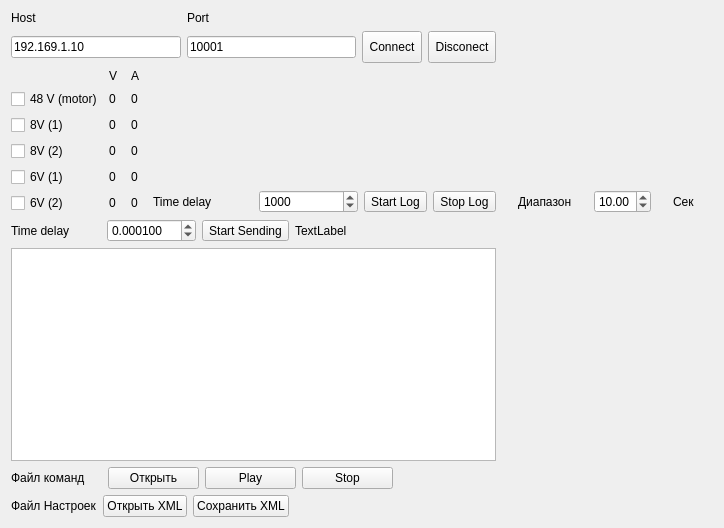
The window that AR600Controller.ui (AlexanderMokhov/AR-600Controller) describes before a commit, drawn with Qt 5.
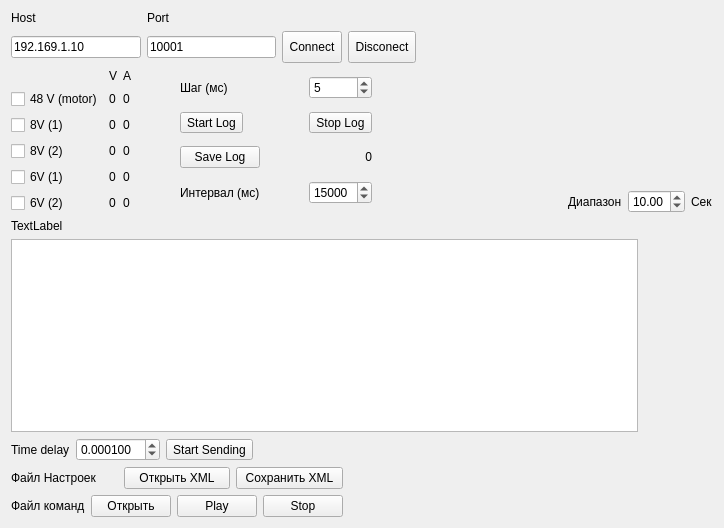
The same window after the commit. Custom widgets are drawn as their Qt base class.

Patch:
```diff
--- a/AR600Controller.ui
+++ b/AR600Controller.ui
@@ -13,7 +13,7 @@
   <property name="windowTitle">
    <string>Widget</string>
   </property>
-  <layout class="QGridLayout" name="gridLayout_4">
+  <layout class="QGridLayout" name="gridLayout_5">
    <item row="0" column="0" colspan="4">
     <layout class="QGridLayout" name="gridLayout_2">
      <item row="0" column="0">
@@ -23,13 +23,6 @@
        </property>
       </widget>
      </item>
-     <item row="0" column="1">
-      <widget class="QLabel" name="label_2">
-       <property name="text">
-        <string>Port</string>
-       </property>
-      </widget>
-     </item>
      <item row="1" column="0">
       <widget class="QLineEdit" name="hostLineEdit">
        <property name="text">
@@ -70,122 +63,79 @@
        </property>
       </widget>
      </item>
-    </layout>
-   </item>
-   <item row="1" column="1" colspan="3">
-    <spacer name="horizontalSpacer_3">
-     <property name="orientation">
-      <enum>Qt::Horizontal</enum>
-     </property>
-     <property name="sizeHint" stdset="0">
-      <size>
-       <width>342</width>
-       <height>20</height>
-      </size>
-     </property>
-    </spacer>
-   </item>
-   <item row="4" column="0" colspan="4">
-    <widget class="QTableView" name="ChannelTableView">
-     <property name="minimumSize">
-      <size>
-       <width>0</width>
-       <height>0</height>
-      </size>
-     </property>
-    </widget>
-   </item>
-   <item row="6" column="0" colspan="2">
-    <layout class="QHBoxLayout" name="horizontalLayout_3">
-     <item>
-      <widget class="QLabel" name="label_6">
+     <item row="0" column="1">
+      <widget class="QLabel" name="label_2">
        <property name="text">
-        <string>Файл Настроек</string>
+        <string>Port</string>
        </property>
       </widget>
      </item>
-     <item>
-      <widget class="QPushButton" name="pButtonOpenXML">
-       <property name="text">
-        <string>Открыть XML</string>
-       </property>
-      </widget>
-     </item>
-     <item>
-      <widget class="QPushButton" name="pButtonSaveXML">
-       <property name="text">
-        <string>Сохранить XML</string>
-       </property>
-      </widget>
-     </item>
     </layout>
    </item>
-   <item row="5" column="0" colspan="3">
-    <layout class="QHBoxLayout" name="horizontalLayout_4">
-     <item>
-      <widget class="QLabel" name="label_7">
-       <property name="text">
-        <string>Файл команд</string>
+   <item row="0" column="6" rowspan="2" colspan="2">
+    <layout class="QGridLayout" name="gridLayout_3">
+     <item row="0" column="0">
+      <widget class="QCustomPlot" name="Plot" native="true">
+       <property name="sizePolicy">
+        <sizepolicy hsizetype="Expanding" vsizetype="Expanding">
+         <horstretch>0</horstretch>
+         <verstretch>0</verstretch>
+        </sizepolicy>
        </property>
-      </widget>
-     </item>
-     <item>
-      <widget class="QPushButton" name="pButtonCFOpen">
-       <property name="text">
-        <string>Открыть</string>
+       <property name="baseSize">
+        <size>
+         <width>0</width>
+         <height>0</height>
+        </size>
        </property>
       </widget>
      </item>
-     <item>
-      <widget class="QPushButton" name="pButtonFCPlay">
-       <property name="text">
-        <string>Play</string>
-       </property>
-      </widget>
+     <item row="1" column="0">
+      <layout class="QHBoxLayout" name="horizontalLayout">
+       <item>
+        <widget class="QLabel" name="label_4">
+         <property name="sizePolicy">
+          <sizepolicy hsizetype="Fixed" vsizetype="Preferred">
+           <horstretch>0</horstretch>
+           <verstretch>0</verstretch>
+          </sizepolicy>
+         </property>
+         <property name="text">
+          <string>Диапазон</string>
+         </property>
+        </widget>
+       </item>
+       <item>
+        <widget class="QDoubleSpinBox" name="doubleSpinBox">
+         <property name="sizePolicy">
+          <sizepolicy hsizetype="Maximum" vsizetype="Fixed">
+           <horstretch>0</horstretch>
+           <verstretch>0</verstretch>
+          </sizepolicy>
+         </property>
+         <property name="value">
+          <double>10.000000000000000</double>
+         </property>
+        </widget>
+       </item>
+       <item>
+        <widget class="QLabel" name="label_5">
+         <property name="sizePolicy">
+          <sizepolicy hsizetype="Fixed" vsizetype="Preferred">
+           <horstretch>0</horstretch>
+           <verstretch>0</verstretch>
+          </sizepolicy>
+         </property>
+         <property name="text">
+          <string>Сек</string>
+         </property>
+        </widget>
+       </item>
+      </layout>
      </item>
-     <item>
-      <widget class="QPushButton" name="pButtonFCStop">
-       <property name="text">
-        <string>Stop</string>
-       </property>
-      </widget>
-     </item>
     </layout>
    </item>
-   <item row="6" column="2" colspan="3">
-    <spacer name="horizontalSpacer">
-     <property name="orientation">
-      <enum>Qt::Horizontal</enum>
-     </property>
-     <property name="sizeHint" stdset="0">
-      <size>
-       <width>445</width>
-       <height>20</height>
-      </size>
-     </property>
-    </spacer>
-   </item>
-   <item row="3" column="2">
-    <widget class="QLabel" name="label_8">
-     <property name="text">
-      <string>TextLabel</string>
-     </property>
-    </widget>
-   </item>
-   <item row="5" column="3" colspan="2">
-    <spacer name="horizontalSpacer_2">
-     <property name="orientation">
-      <enum>Qt::Horizontal</enum>
-     </property>
-     <property name="sizeHint" stdset="0">
-      <size>
-       <width>339</width>
-       <height>20</height>
-      </size>
-     </property>
-    </spacer>
-   </item>
-   <item row="1" column="0" rowspan="2">
+   <item row="1" column="0">
     <layout class="QGridLayout" name="gridLayout">
      <item row="0" column="1">
       <widget class="QLabel" name="label_14">
@@ -308,7 +258,131 @@
      </item>
     </layout>
    </item>
-   <item row="3" column="0" colspan="2">
+   <item row="1" column="1" colspan="3">
+    <layout class="QGridLayout" name="gridLayout_4">
+     <item row="0" column="1">
+      <widget class="QSpinBox" name="spinBoxLog">
+       <property name="maximum">
+        <number>10000</number>
+       </property>
+       <property name="value">
+        <number>5</number>
+       </property>
+      </widget>
+     </item>
+     <item row="3" column="0">
+      <widget class="QLabel" name="label_10">
+       <property name="text">
+        <string>Интервал (мс)</string>
+       </property>
+      </widget>
+     </item>
+     <item row="3" column="1">
+      <widget class="QSpinBox" name="spinLogEndTime">
+       <property name="maximum">
+        <number>40000</number>
+       </property>
+       <property name="value">
+        <number>15000</number>
+       </property>
+      </widget>
+     </item>
+     <item row="1" column="0">
+      <widget class="QToolButton" name="ButtonStartLog">
+       <property name="sizePolicy">
+        <sizepolicy hsizetype="Maximum" vsizetype="Maximum">
+         <horstretch>0</horstretch>
+         <verstretch>0</verstretch>
+        </sizepolicy>
+       </property>
+       <property name="text">
+        <string>Start Log</string>
+       </property>
+      </widget>
+     </item>
+     <item row="1" column="1">
+      <widget class="QToolButton" name="ButtonStopLog">
+       <property name="sizePolicy">
+        <sizepolicy hsizetype="Maximum" vsizetype="Maximum">
+         <horstretch>0</horstretch>
+         <verstretch>0</verstretch>
+        </sizepolicy>
+       </property>
+       <property name="text">
+        <string>Stop Log</string>
+       </property>
+      </widget>
+     </item>
+     <item row="2" column="0">
+      <widget class="QPushButton" name="ButtonSaveLog">
+       <property name="sizePolicy">
+        <sizepolicy hsizetype="Maximum" vsizetype="Maximum">
+         <horstretch>0</horstretch>
+         <verstretch>0</verstretch>
+        </sizepolicy>
+       </property>
+       <property name="text">
+        <string>Save Log</string>
+       </property>
+      </widget>
+     </item>
+     <item row="2" column="1">
+      <widget class="QLabel" name="labelLogCTime">
+       <property name="text">
+        <string>0</string>
+       </property>
+       <property name="alignment">
+        <set>Qt::AlignRight|Qt::AlignTrailing|Qt::AlignVCenter</set>
+       </property>
+      </widget>
+     </item>
+     <item row="0" column="0">
+      <widget class="QLabel" name="label_9">
+       <property name="text">
+        <string>Шаг (мс)</string>
+       </property>
+      </widget>
+     </item>
+    </layout>
+   </item>
+   <item row="1" column="4" colspan="2">
+    <spacer name="horizontalSpacer">
+     <property name="orientation">
+      <enum>Qt::Horizontal</enum>
+     </property>
+     <property name="sizeHint" stdset="0">
+      <size>
+       <width>145</width>
+       <height>20</height>
+      </size>
+     </property>
+    </spacer>
+   </item>
+   <item row="2" column="0">
+    <widget class="QLabel" name="label_8">
+     <property name="text">
+      <string>TextLabel</string>
+     </property>
+    </widget>
+   </item>
+   <item row="3" column="0" colspan="7">
+    <widget class="QTableView" name="ChannelTableView">
+     <property name="minimumSize">
+      <size>
+       <width>0</width>
+       <height>0</height>
+      </size>
+     </property>
+    </widget>
+   </item>
+   <item row="3" column="7">
+    <layout class="QHBoxLayout" name="DriverControolerLayout">
+     <property name="sizeConstraint">
+      <enum>QLayout::SetFixedSize</enum>
+     </property>
+    </layout>
+   </item>
+   <item row="4" column="0" colspan="2">
     <layout class="QHBoxLayout" name="horizontalLayout_2">
      <item>
       <widget class="QLabel" name="label_3">
@@ -342,108 +416,120 @@
      </item>
     </layout>
    </item>
-   <item row="2" column="1" colspan="3">
-    <layout class="QHBoxLayout" name="horizontalLayout_5">
+   <item row="4" column="2" colspan="6">
+    <spacer name="horizontalSpacer_2">
+     <property name="orientation">
+      <enum>Qt::Horizontal</enum>
+     </property>
+     <property name="sizeHint" stdset="0">
+      <size>
+       <width>477</width>
+       <height>20</height>
+      </size>
+     </property>
+    </spacer>
+   </item>
+   <item row="5" column="0" colspan="3">
+    <layout class="QHBoxLayout" name="horizontalLayout_3">
      <item>
-      <widget class="QLabel" name="label_9">
+      <widget class="QLabel" name="label_6">
        <property name="text">
-        <string>Time delay</string>
+        <string>Файл Настроек</string>
        </property>
       </widget>
      </item>
      <item>
-      <widget class="QSpinBox" name="spinBoxLog">
-       <property name="maximum">
-        <number>10000</number>
+      <widget class="QPushButton" name="pButtonOpenXML">
+       <property name="text">
+        <string>Открыть XML</string>
        </property>
-       <property name="value">
-        <number>1000</number>
+      </widget>
+     </item>
+     <item>
+      <widget class="QPushButton" name="pButtonSaveXML">
+       <property name="text">
+        <string>Сохранить XML</string>
        </property>
       </widget>
      </item>
+    </layout>
+   </item>
+   <item row="5" column="3" colspan="5">
+    <spacer name="horizontalSpacer_3">
+     <property name="orientation">
+      <enum>Qt::Horizontal</enum>
+     </property>
+     <property name="sizeHint" stdset="0">
+      <size>
+       <width>386</width>
+       <height>20</height>
+      </size>
+     </property>
+    </spacer>
+   </item>
+   <item row="6" column="0" colspan="3">
+    <layout class="QHBoxLayout" name="horizontalLayout_4">
      <item>
-      <widget class="QToolButton" name="ButtonStartLog">
+      <widget class="QLabel" name="label_7">
        <property name="text">
-        <string>Start Log</string>
+        <string>Файл команд</string>
        </property>
       </widget>
      </item>
      <item>
-      <widget class="QToolButton" name="ButtonStopLog">
+      <widget class="QPushButton" name="pButtonCFOpen">
        <property name="text">
-        <string>Stop Log</string>
+        <string>Открыть</string>
        </property>
       </widget>
      </item>
-    </layout>
-   </item>
-   <item row="4" column="4">
-    <layout class="QHBoxLayout" name="DriverControolerLayout"/>
-   </item>
-   <item row="0" column="4" rowspan="3">
-    <layout class="QGridLayout" name="gridLayout_3">
-     <item row="0" column="0">
-      <widget class="QCustomPlot" name="Plot" native="true">
-       <property name="sizePolicy">
-        <sizepolicy hsizetype="Expanding" vsizetype="Expanding">
-         <horstretch>0</horstretch>
-         <verstretch>0</verstretch>
-        </sizepolicy>
+     <item>
+      <widget class="QPushButton" name="pButtonFCPlay">
+       <property name="text">
+        <string>Play</string>
        </property>
-       <property name="baseSize">
-        <size>
-         <width>0</width>
-         <height>0</height>
-        </size>
+      </widget>
+     </item>
+     <item>
+      <widget class="QPushButton" name="pButtonFCStop">
+       <property name="text">
+        <string>Stop</string>
        </property>
       </widget>
      </item>
-     <item row="1" column="0">
-      <layout class="QHBoxLayout" name="horizontalLayout">
-       <item>
-        <widget class="QLabel" name="label_4">
-         <property name="sizePolicy">
-          <sizepolicy hsizetype="Fixed" vsizetype="Preferred">
-           <horstretch>0</horstretch>
-           <verstretch>0</verstretch>
-          </sizepolicy>
-         </property>
-         <property name="text">
-          <string>Диапазон</string>
-         </property>
-        </widget>
-       </item>
-       <item>
-        <widget class="QDoubleSpinBox" name="doubleSpinBox">
-         <property name="sizePolicy">
-          <sizepolicy hsizetype="Maximum" vsizetype="Fixed">
-           <horstretch>0</horstretch>
-           <verstretch>0</verstretch>
-          </sizepolicy>
-         </property>
-         <property name="value">
-          <double>10.000000000000000</double>
-         </property>
-        </widget>
-       </item>
-       <item>
-        <widget class="QLabel" name="label_5">
-         <property name="sizePolicy">
-          <sizepolicy hsizetype="Fixed" vsizetype="Preferred">
-           <horstretch>0</horstretch>
-           <verstretch>0</verstretch>
-          </sizepolicy>
-         </property>
-         <property name="text">
-          <string>Сек</string>
-         </property>
-        </widget>
-       </item>
-      </layout>
-     </item>
     </layout>
    </item>
+   <item row="6" column="3" colspan="5">
+    <spacer name="horizontalSpacer_4">
+     <property name="orientation">
+      <enum>Qt::Horizontal</enum>
+     </property>
+     <property name="sizeHint" stdset="0">
+      <size>
+       <width>386</width>
+       <height>22</height>
+      </size>
+     </property>
+    </spacer>
+   </item>
   </layout>
+  <zorder>label_8</zorder>
+  <zorder>layoutWidget</zorder>
+  <zorder>layoutWidget</zorder>
+  <zorder>layoutWidget</zorder>
+  <zorder>layoutWidget</zorder>
+  <zorder>layoutWidget</zorder>
+  <zorder>layoutWidget</zorder>
+  <zorder>layoutWidget</zorder>
+  <zorder>layoutWidget</zorder>
+  <zorder></zorder>
+  <zorder>Plot</zorder>
+  <zorder>horizontalSpacer</zorder>
+  <zorder>horizontalSpacer_2</zorder>
+  <zorder>horizontalSpacer_3</zorder>
+  <zorder>horizontalSpacer_4</zorder>
+  <zorder>label_10</zorder>
+  <zorder>spinLogEndTime</zorder>
  </widget>
  <layoutdefault spacing="6" margin="11"/>
  <customwidgets>
```
